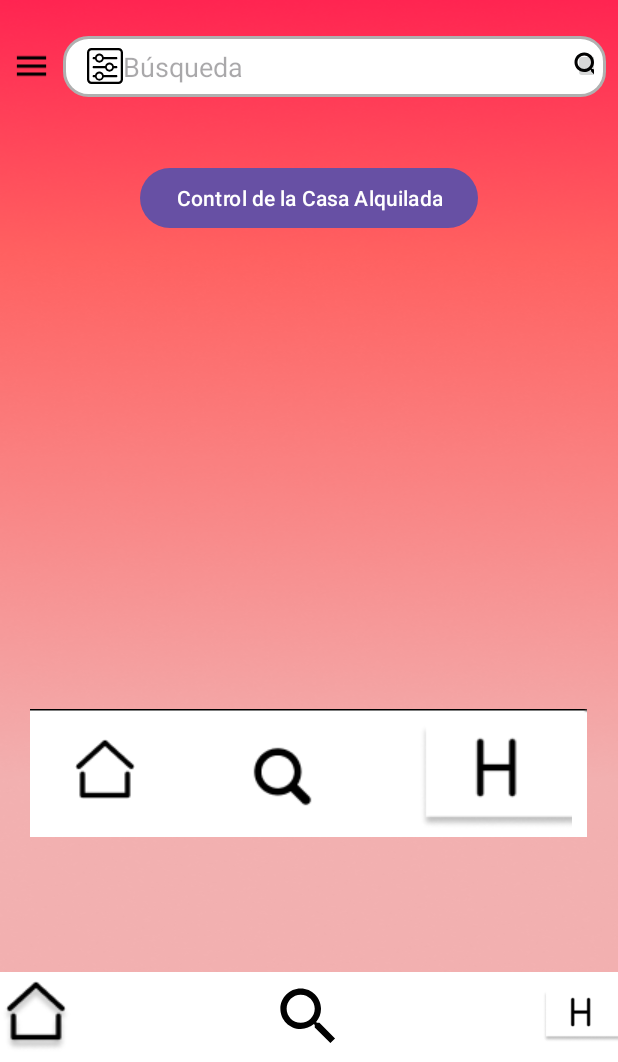
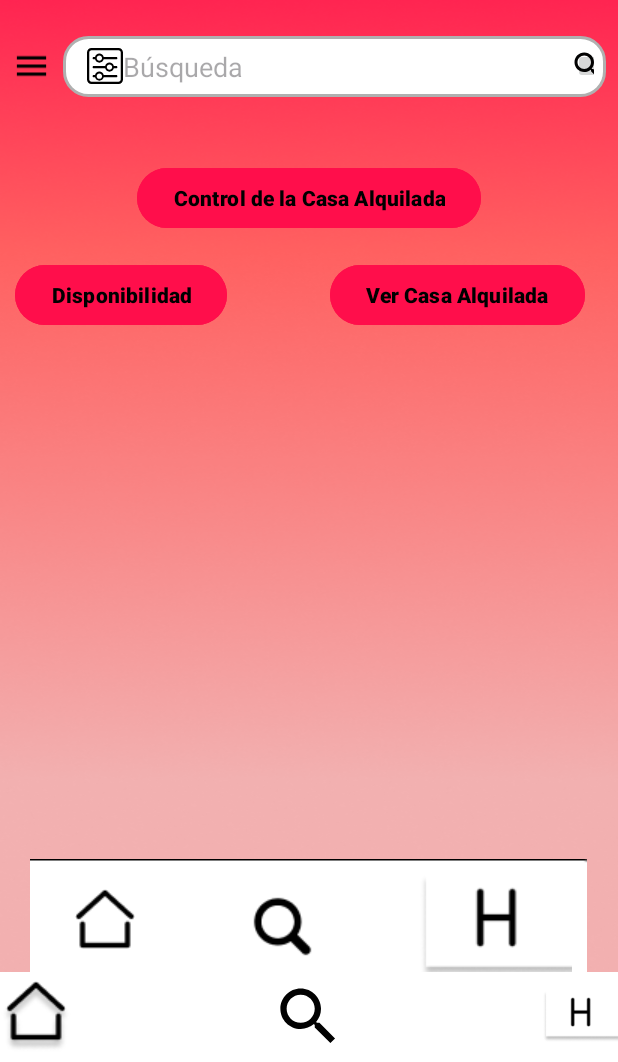
Before and after one commit to StevenTEC295/IntelliHomeV2, an Android app: the guestView screen opened directly, with no data from a screen before it, on a phone screen of 412 x 824 dp, the part 174-1236 px from its top. Run offline under Robolectric (Android 15) with nearby library versions, the light colour scheme and no system bars; 3 statements that could not run were skipped.

Commit message:
Vista Guest terminada

```diff
--- a/app/src/main/java/com/example/IntelliHome/guestView.kt
+++ b/app/src/main/java/com/example/IntelliHome/guestView.kt
@@ -48,6 +48,8 @@
     private var inputReader: BufferedReader? = null // Cambiado de Scanner a BufferedReader
     private var isMessageSent = false
     private lateinit var house_image: ImageView
+    private lateinit var btncasaalquilada: Button
+    private lateinit var btnDisponibilidad: Button
 
     //Checkboxes
     private lateinit var petsAllowed: CheckBox
@@ -84,9 +86,6 @@
 
 
 
-
-
-
     @SuppressLint("MissingInflatedId")
     override fun onCreate(savedInstanceState: Bundle?) {
         super.onCreate(savedInstanceState)
@@ -96,7 +95,11 @@
 
         recycler = findViewById(R.id.recycleViewListadeCasas_guest)
 
-
+        val savedValue = loadPreference("selectedHouse")
+        savedValue?.let {
+            // Haz algo con el valor cargado, como actualizar la UI o establecer configuraciones
+            println("Valor guardado: $it")
+        }
 
         setupRecyclerView(recycler, myDataSet)
 
@@ -112,6 +115,8 @@
         backgroundDim = findViewById(R.id.backgroundDim)
         hamburgerMenu = findViewById(R.id.hamburger_menu)
         house_image = findViewById(R.id.homeIcon)
+        btncasaalquilada = findViewById(R.id.btnViewHouse)
+        btnDisponibilidad = findViewById(R.id.btnDisponibilidad)
 
         petsAllowed = findViewById(R.id.petsAllowed)
         checkBoxCocina = findViewById(R.id.amenidad_cocina)
@@ -183,35 +188,6 @@
             // Aquí puedes manejar los filtros aplicados
             val maxPrice = priceSeekBar.progress
             val maxPeople = peopleSeekBar.progress + 1
-            /*val isPetsAllowed = petsAllowed.isChecked*/
-            //Primero hago un clear de de la Data
-            //eliminar()
-            /*val infoFiltrar= GlobalVariables.globalInfo
-
-            val parserFiltro = PropertyParser()
-            val propertiesFiltro = parserFiltro.parseProperties(infoFiltrar)
-
-            //Verifico que no hay un reset de la barra
-            if(maxPrice==0 && maxPeople==1){
-                Toast.makeText(this, getString(R.string.filterreset), Toast.LENGTH_SHORT).show()
-                filterNotMatched()
-            }else{
-                for (propertyFilter in propertiesFiltro){
-                    if (propertyFilter.price in 1..maxPrice && propertyFilter.cantofPeople in 1..maxPeople ){
-
-                        val info = "${getString(R.string.casa)} ${propertyFilter.typeofHouse}\n" +
-                                "${getString(R.string.ubicacion)} ${propertyFilter.location}\n" +
-                                "${getString(R.string.disponilidad_casa)} ${propertyFilter.availability}\n" +
-                                "${getString(R.string.cantpersonas)} ${propertyFilter.cantofPeople}\n\n" +
-                                "${getString(R.string.amenidades_lista)} ${propertyFilter.amenities.filter { it.isNotBlank() }.joinToString(", ")}\n\n" +
-                                "${getString(R.string.reglas_guess)} ${propertyFilter.rules}\n" +
-                                "${getString(R.string.precio_sin_algoritmo)} ${propertyFilter.price}\$"
-
-                        myDataSet.add(Pair(info, R.drawable.image_casas_template))
-                    }
-                }
-            }*/
-
             if (resetearfiltro.isChecked) {
                 Toast.makeText(this, getString(R.string.filterreset), Toast.LENGTH_SHORT).show()
                 displayAllProperties()  // Display all properties if no filter is set
@@ -222,6 +198,21 @@
             hideFilterDialog()
         }
 
+
+        btncasaalquilada.setOnClickListener {
+            //Elimino la data luego actualizo el recycle view
+            deleteData()
+            val savedValue = loadPreference("selectedHouse")
+            if (savedValue != null) {
+                myDataSet.add(Pair(savedValue, R.drawable.image_casas_template))
+            }
+            recycleadapter.notifyDataSetChanged()
+
+        }
+
+        btnDisponibilidad.setOnClickListener {
+            displayAllProperties()
+        }
 
         // Manejo del fondo oscuro
         backgroundDim.setOnClickListener { hideFilterDialog() }
@@ -255,7 +246,6 @@
                             GlobalVariables.globalInfo = message
                             runOnUiThread { // actualiza el la gui en un hilo
                                 for (property in properties) {
-                                    //println(property.amenities)
                                     val info = "${getString(R.string.casa)} ${property.typeofHouse}\n"+
                                             "${getString(R.string.ubicacion)} ${property.location}\n"+
                                             "${getString(R.string.disponilidad_casa)} ${property.availability}\n"+
@@ -282,23 +272,6 @@
 
     }
 
-    private fun filterNotMatched() {
-        val infoFiltrar= GlobalVariables.globalInfo
-        val parserFiltro = PropertyParser()
-        val propertiesFiltro = parserFiltro.parseProperties(infoFiltrar)
-
-        for (propertyFilter in propertiesFiltro){
-                val info = "${getString(R.string.casa)} ${propertyFilter.typeofHouse}\n" +
-                        "${getString(R.string.ubicacion)} ${propertyFilter.location}\n" +
-                        "${getString(R.string.disponilidad_casa)} ${propertyFilter.availability}\n" +
-                        "${getString(R.string.cantpersonas)} ${propertyFilter.cantofPeople}\n\n" +
-                        "${getString(R.string.amenidades_lista)} ${propertyFilter.amenities.filter { it.isNotBlank() }.joinToString(", ")}\n\n" +
-                        "${getString(R.string.reglas_guess)} ${propertyFilter.rules}\n" +
-                        "${getString(R.string.precio_sin_algoritmo)} ${propertyFilter.price}\$"
-
-                myDataSet.add(Pair(info, R.drawable.image_casas_template))
-        }
-    }
 
     private fun displayAllProperties() {
         myDataSet.clear()
@@ -420,25 +393,35 @@
         }
     }
 
+    private fun savePreference(key: String, value: String) {
+        val editor = sharedPreferences.edit()
+        editor.putString(key, value)  // Aquí puedes usar putInt, putBoolean, etc., según el tipo de dato
+        editor.apply()  // Usa commit() si necesitas una escritura sincrónica
+    }
 
+    // Método para cargar el valor desde SharedPreferences
+    private fun loadPreference(key: String): String? {
+        return sharedPreferences.getString(key, null)
+    }
 
+    private fun setupRecyclerView(recyclerView: RecyclerView, dataSet: List<Pair<String, Int>>) {
+        recycleadapter = CustomAdapter_guestView(dataSet, object : CustomAdapter_guestView.OnItemClickListener {
+            override fun onItemClick(info: Pair<String, Int>) {
+                // Handle item click here, for example:
+                savePreference("selectedHouse", info.first)
+                Toast.makeText(this@guestView, "Se alquilo la casa con exito", Toast.LENGTH_SHORT).show()
 
-    private fun eliminar() {
+                println(info.first)
+            }
+        })
+        recyclerView.adapter = recycleadapter
+        recyclerView.layoutManager = LinearLayoutManager(recyclerView.context)
+    }
+
+    private fun deleteData() {
         myDataSet.clear()
         recycleadapter.notifyDataSetChanged()
     }
-
-    private fun setupRecyclerView(recyclerView: RecyclerView, dataSet: List<Pair<String, Int>>) {
-        // Inicializar el adaptador con el conjunto de datos proporcionado
-        recycleadapter = CustomAdapter_guestView(dataSet) // Asigna a la variable de clase
-
-        // Establecer el adaptador en el RecyclerView
-        recyclerView.adapter = recycleadapter
-
-        // Establecer un LayoutManager para el RecyclerView
-        recyclerView.layoutManager = LinearLayoutManager(recyclerView.context)
-    }
-
 
     private fun showFilterDialog() {
         filterDialog.visibility = View.VISIBLE
--- a/app/src/main/res/layout/activity_guest_view.xml
+++ b/app/src/main/res/layout/activity_guest_view.xml
@@ -109,10 +109,36 @@
                 android:layout_width="wrap_content"
                 android:layout_height="wrap_content"
                 android:layout_below="@+id/top_bar"
-
                 android:layout_marginTop="35dp"
                 android:layout_centerHorizontal="true"
-                android:text="Control de la Casa Alquilada" />
+                android:text="Control de la Casa Alquilada"
+                android:backgroundTint="@color/rojo_de_la_app"
+                android:textColor="@color/black"
+                android:textStyle="bold"/>
+            <Button
+                android:id="@+id/btnViewHouse"
+                android:layout_width="wrap_content"
+                android:layout_height="wrap_content"
+                android:layout_below="@+id/top_bar"
+
+                android:layout_marginTop="100dp"
+                android:layout_marginStart="220dp"
+                android:text="Ver Casa Alquilada"
+                android:backgroundTint="@color/rojo_de_la_app"
+                android:textColor="@color/black"
+                android:textStyle="bold"/>
+
+            <Button
+                android:id="@+id/btnDisponibilidad"
+                android:layout_width="wrap_content"
+                android:layout_height="wrap_content"
+                android:layout_below="@+id/top_bar"
+                android:layout_marginStart="10dp"
+                android:layout_marginTop="100dp"
+                android:text="Disponibilidad"
+                android:backgroundTint="@color/rojo_de_la_app"
+                android:textColor="@color/black"
+                android:textStyle="bold"/>
 
             <androidx.recyclerview.widget.RecyclerView
                 android:id="@+id/recycleViewListadeCasas_guest"
@@ -120,8 +146,7 @@
                 android:layout_height="wrap_content"
                 android:layout_below="@+id/top_bar"
                 android:layout_centerHorizontal="true"
-                android:layout_marginTop="100dp"
-                />
+                android:layout_marginTop="200dp"/>
 
             <ImageView
                 android:id="@+id/rectanguloblanco"
```
Also changed, not shown: app/src/main/java/com/example/IntelliHome/CustomAdapter_guestView.kt (+31 -19 lines), app/src/main/res/layout/text_row.xml (+10 -0 lines).
